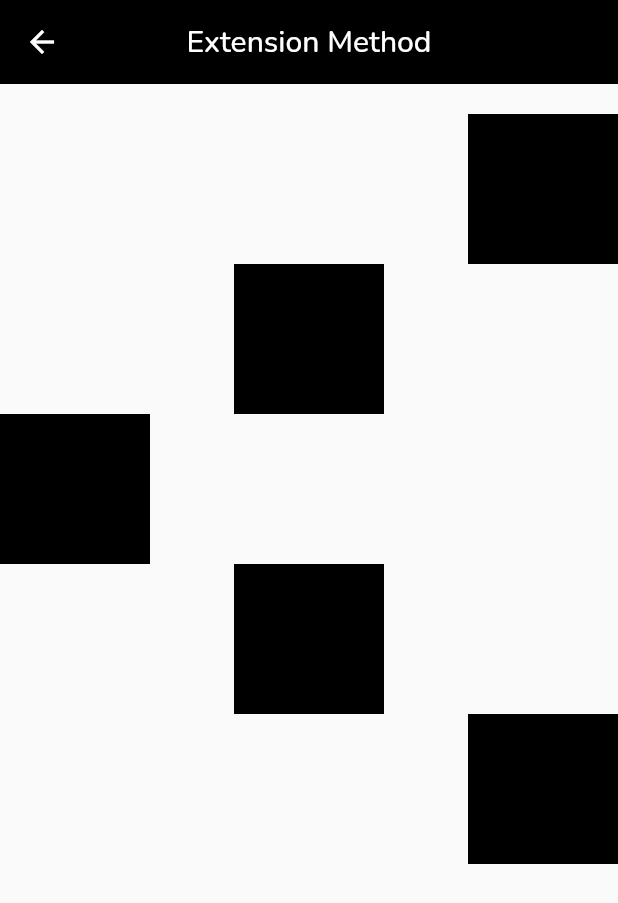
After one commit to sahil078078/flutter_awesome_design, a Flutter app: the ExtensionMethod1 screen opened directly, on a phone screen of 412 x 824 dp. The commit adds this screen. Shown: the top 903 px of the screen. Run offline on Flutter 3.47's test engine with Material 2 defaults, Android fonts, the phone set to English and light mode, and no system bars; our stand-ins replace carousel_slider, dio, file_picker, flutter_colorpicker, flutter_inset_box_shadow, flutter_signin_button and 6 more; missing offline and left inert: easy_actions; network calls fail.

Commit message:
extension-method

```diff
--- a/lib/May20_2022/ApiGetPostDelete/api_get_post_delete_homescreen.dart
+++ b/lib/May20_2022/ApiGetPostDelete/api_get_post_delete_homescreen.dart
@@ -1,5 +1,4 @@
 import 'package:flutter/material.dart';
-import 'package:flutter_awesome_design/May20_2022/ApiGetPostDelete/API_Stuff/CollectionClass.dart';
 import 'package:flutter_awesome_design/May20_2022/ApiGetPostDelete/Models/custom_carousel_slider_for_fashion.dart';
 
 import 'Models/category_list_scroller.dart';
--- /dev/null
+++ b/lib/May24_2022/ExtensionMethod/extension_method1.dart
@@ -0,0 +1,93 @@
+import 'package:flutter/material.dart';
+import 'package:google_fonts/google_fonts.dart';
+
+class ExtensionMethod1 extends StatelessWidget {
+  const ExtensionMethod1({Key? key}) : super(key: key);
+
+  @override
+  Widget build(BuildContext context) {
+    return Scaffold(
+      appBar: AppBar(
+        backgroundColor: Colors.black,
+        title: Text(
+          'Extension Method',
+          style: GoogleFonts.nunito(),
+        ),
+        elevation: 0.0,
+        centerTitle: true,
+      ),
+      body: Column(
+        children: [
+          const SizedBox(height: 20),
+          Container(
+            width: 100,
+            height: 100,
+            color: Colors.black,
+          ).alignAtCenterEnd(),
+          Container(
+            width: 100,
+            height: 100,
+            color: Colors.black,
+          ).alignAtCenter(),
+          Container(
+            width: 100,
+            height: 100,
+            color: Colors.black,
+          ).alignAtCenterStart(),
+          Container(
+            width: 100,
+            height: 100,
+            color: Colors.black,
+          ).alignAtTopCenter(),
+          // calling with method name
+          // its work same as previous
+          ExtendedWidget(
+            Container(
+              width: 100,
+              height: 100,
+              color: Colors.black,
+            ),
+          ).alignAtCenterEnd(),
+        ],
+      ),
+    );
+  }
+}
+
+// extension method
+extension ExtendedWidget on Widget {
+  alignAtCenterStart() {
+    return Align(
+      alignment: AlignmentDirectional.centerStart,
+      child: this,
+    );
+  }
+
+  alignAtCenterEnd() {
+    return Align(
+      alignment: AlignmentDirectional.centerEnd,
+      child: this,
+    );
+  }
+
+  alignAtCenter() {
+    return Align(
+      alignment: Alignment.center,
+      child: this,
+    );
+  }
+
+  alignAtBottomCenter() {
+    return Align(
+      child: this,
+      alignment: Alignment.bottomCenter,
+    );
+  }
+
+  alignAtTopCenter() {
+    return Align(
+      alignment: Alignment.topCenter,
+      child: this,
+    );
+  }
+}
```
